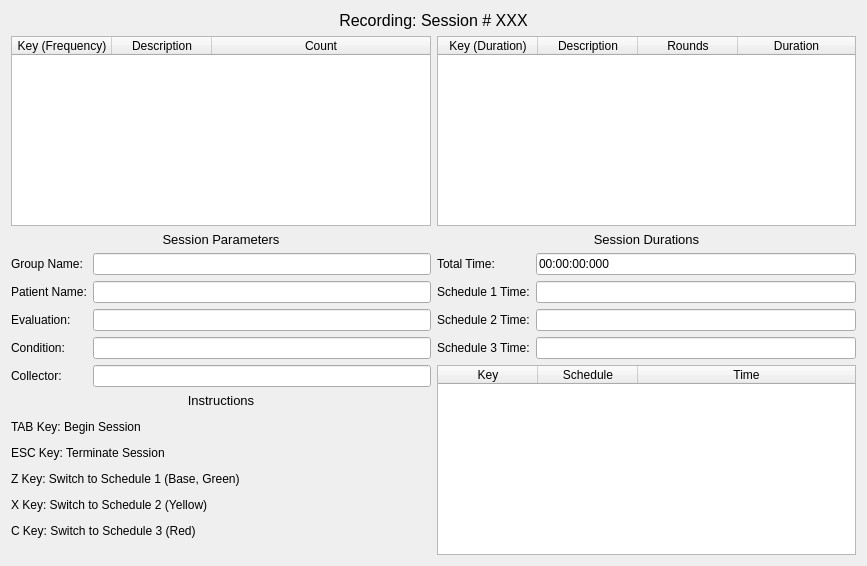
This is recordingwindow.ui in miyamot0/DataTracker3 as Qt 5 draws it before an edit. The edited form follows.
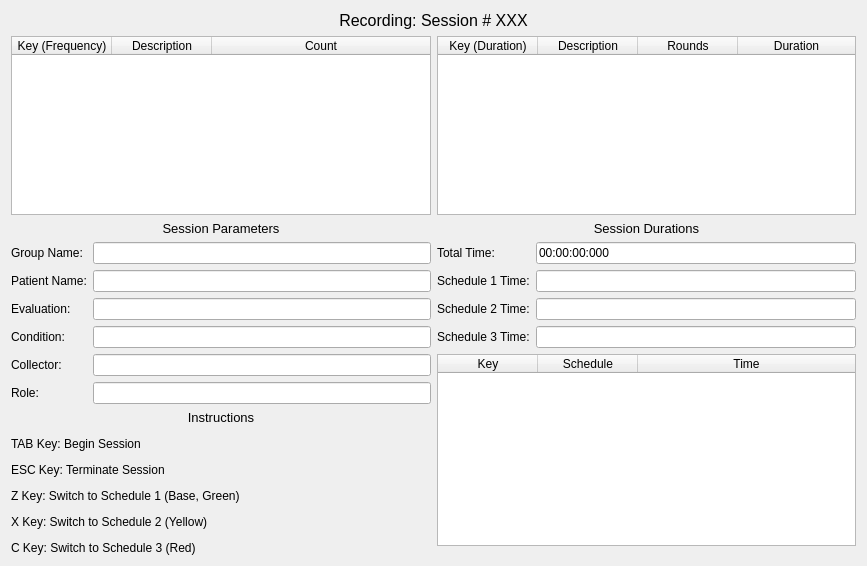
This is the edited form.

```diff
--- a/recordingwindow.ui
+++ b/recordingwindow.ui
@@ -193,13 +193,23 @@
            <item row="5" column="1">
             <widget class="QLineEdit" name="editCollector"/>
            </item>
-           <item row="6" column="0" colspan="2">
+           <item row="7" column="0" colspan="2">
             <widget class="QLabel" name="label_6">
              <property name="text">
               <string>&lt;html&gt;&lt;head/&gt;&lt;body&gt;&lt;p align=&quot;center&quot;&gt;&lt;span style=&quot; font-size:10pt;&quot;&gt;Instructions&lt;/span&gt;&lt;/p&gt;&lt;p&gt;TAB Key: Begin Session&lt;/p&gt;&lt;p&gt;ESC Key: Terminate Session&lt;/p&gt;&lt;p&gt;Z Key: Switch to Schedule 1 (Base, Green)&lt;/p&gt;&lt;p&gt;X Key: Switch to Schedule 2 (Yellow)&lt;/p&gt;&lt;p&gt;C Key: Switch to Schedule 3 (Red)&lt;/p&gt;&lt;/body&gt;&lt;/html&gt;</string>
              </property>
             </widget>
            </item>
+           <item row="6" column="0">
+            <widget class="QLabel" name="label_7">
+             <property name="text">
+              <string>Role:</string>
+             </property>
+            </widget>
+           </item>
+           <item row="6" column="1">
+            <widget class="QLineEdit" name="editPrimary"/>
+           </item>
           </layout>
          </item>
         </layout>
```
